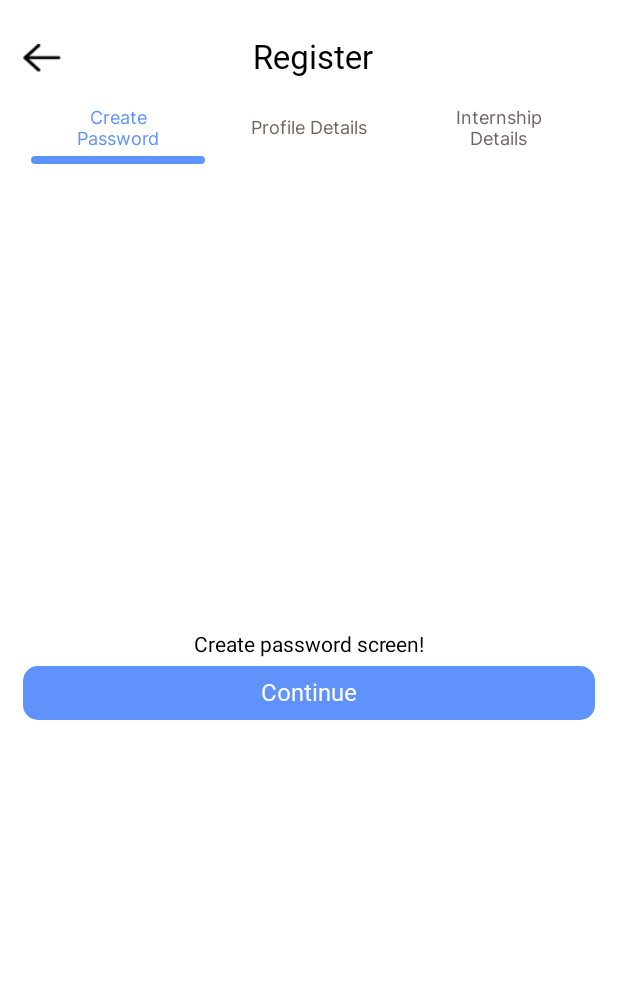
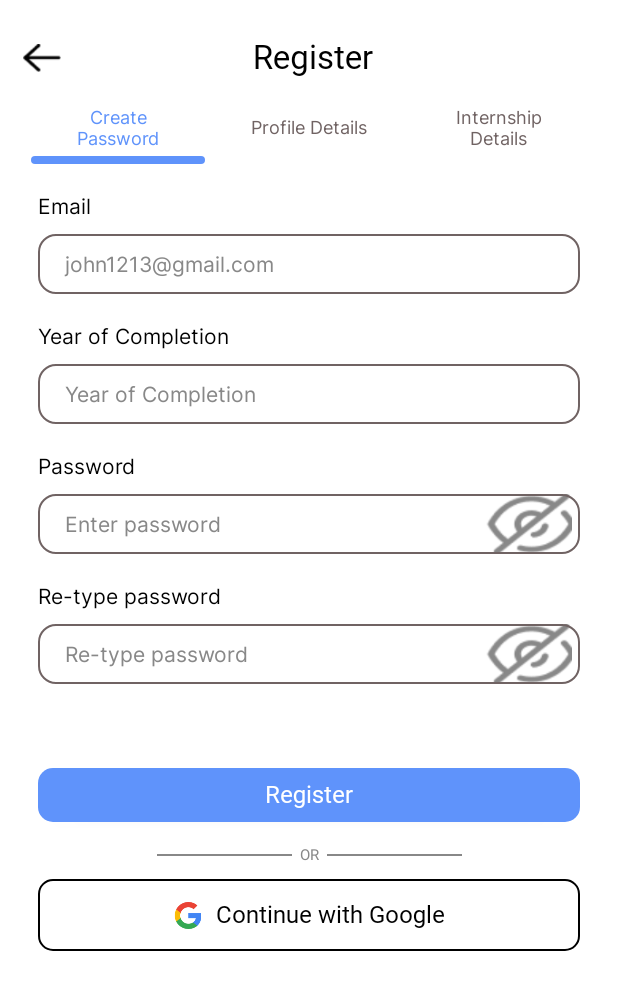
Before and after one commit to andraman07/Renu-Sharma-App-Project, an Android app built with Jetpack Compose: the RegisterScreen screen opened through its navigation route, on a phone screen of 412 x 824 dp. Shown: the top 990 px of the screen. Run offline under Robolectric (Android 15) with nearby library versions, the phone set to English and light mode, and no system bars; Roboto replaces fonts that are not available here.

Commit message:
create_pass_added

```diff
--- a/auth/src/main/java/com/renush/auth/presentation/screens/tab_screens/CreatePasswordScreen.kt
+++ b/auth/src/main/java/com/renush/auth/presentation/screens/tab_screens/CreatePasswordScreen.kt
@@ -3,43 +3,107 @@ package com.renush.auth.presentation.screens.tab_screens
 import androidx.compose.foundation.ExperimentalFoundationApi
 import androidx.compose.foundation.layout.Arrangement
 import androidx.compose.foundation.layout.Column
+import androidx.compose.foundation.layout.Spacer
 import androidx.compose.foundation.layout.fillMaxSize
+import androidx.compose.foundation.layout.height
+import androidx.compose.foundation.layout.padding
 import androidx.compose.foundation.pager.PagerState
+import androidx.compose.foundation.text.KeyboardOptions
 import androidx.compose.material.Text
 import androidx.compose.runtime.Composable
+import androidx.compose.runtime.getValue
+import androidx.compose.runtime.mutableStateOf
+import androidx.compose.runtime.remember
 import androidx.compose.runtime.rememberCoroutineScope
+import androidx.compose.runtime.setValue
 import androidx.compose.ui.Alignment
 import androidx.compose.ui.Modifier
 import androidx.compose.ui.graphics.Color
 import androidx.compose.ui.res.colorResource
+import androidx.compose.ui.res.painterResource
+import androidx.compose.ui.text.input.KeyboardType
+import androidx.compose.ui.tooling.preview.Preview
 import androidx.compose.ui.unit.dp
 import com.renush.auth.R
+import com.renush.auth.presentation.elements.BlackTextInputField
 import com.renush.auth.presentation.elements.NormalBtn
+import com.renush.auth.presentation.elements.OrDivider
+import com.renush.auth.presentation.elements.StartIconBtn
+import com.renush.auth.presentation.elements.ToggleBlackTextInputField
 import kotlinx.coroutines.launch
 
 @OptIn(ExperimentalFoundationApi::class)
 @Composable
 fun CreatePasswordScreen(tabState : PagerState) {
     val coroutineScope = rememberCoroutineScope()
+    var email by remember { mutableStateOf("") }
+    var password by remember { mutableStateOf("") }
+    var confirmPass by remember { mutableStateOf("") }
+    var contactNo by remember { mutableStateOf("") }
 
     Column(
-        modifier = Modifier.fillMaxSize(),
+        modifier = Modifier
+            .fillMaxSize()
+            .padding(horizontal = 10.dp),
         horizontalAlignment = Alignment.CenterHorizontally,
-        verticalArrangement = Arrangement.Center
     ) {
-        Text("Create password screen!")
+        Spacer(Modifier.height(20.dp))
+        BlackTextInputField(modifier = Modifier, "Email", "john1213@gmail.com") {
+            email = it
+        }
+        Spacer(Modifier.height(20.dp))
+        BlackTextInputField(
+            modifier = Modifier,
+            "Year of Completion",
+            "Year of Completion",
+            keyboardOptions = KeyboardOptions(keyboardType = KeyboardType.Number)
+        ) {
+            contactNo = it
+        }
+        Spacer(Modifier.height(20.dp))
+        ToggleBlackTextInputField(
+            modifier = Modifier,
+            placeHolder = "Password",
+            hint = "Enter password"
+        ) {
+            password = it
+        }
+        Spacer(Modifier.height(20.dp))
+        ToggleBlackTextInputField(
+            modifier = Modifier,
+            placeHolder = "Re-type password",
+            hint = "Re-type password"
+        ) {
+            confirmPass = it
+        }
+        Spacer(Modifier.height(50.dp))
         NormalBtn(
             modifier = Modifier,
-            btnText = "Continue",
+            btnText = "Register",
             textColor = Color.White,
-            backgroundColor = colorResource(
-                R.color.light_blue_color
-            ),
+            backgroundColor = colorResource(R.color.light_blue_color),
             corner = 10.dp
         ) {
-            coroutineScope.launch {
-                tabState.animateScrollToPage(1)
-            }
+
         }
+        Spacer(Modifier.height(10.dp))
+        OrDivider()
+        Spacer(Modifier.height(10.dp))
+        StartIconBtn(
+            modifier = Modifier,
+            icon = painterResource(R.drawable.googlr_logo),
+            btnText = "Continue with Google",
+            textColor = Color.Black,
+            backgroundColor = Color.White,
+            outlineColor = Color.Black,
+            outlineWidth = 1.dp,
+            corner = 10.dp
+        ) { }
     }
 }
+
+//@Preview(showBackground = true)
+//@Composable
+//fun CreatePassPRev() {
+//    CreatePasswordScreen()
+//}
```
